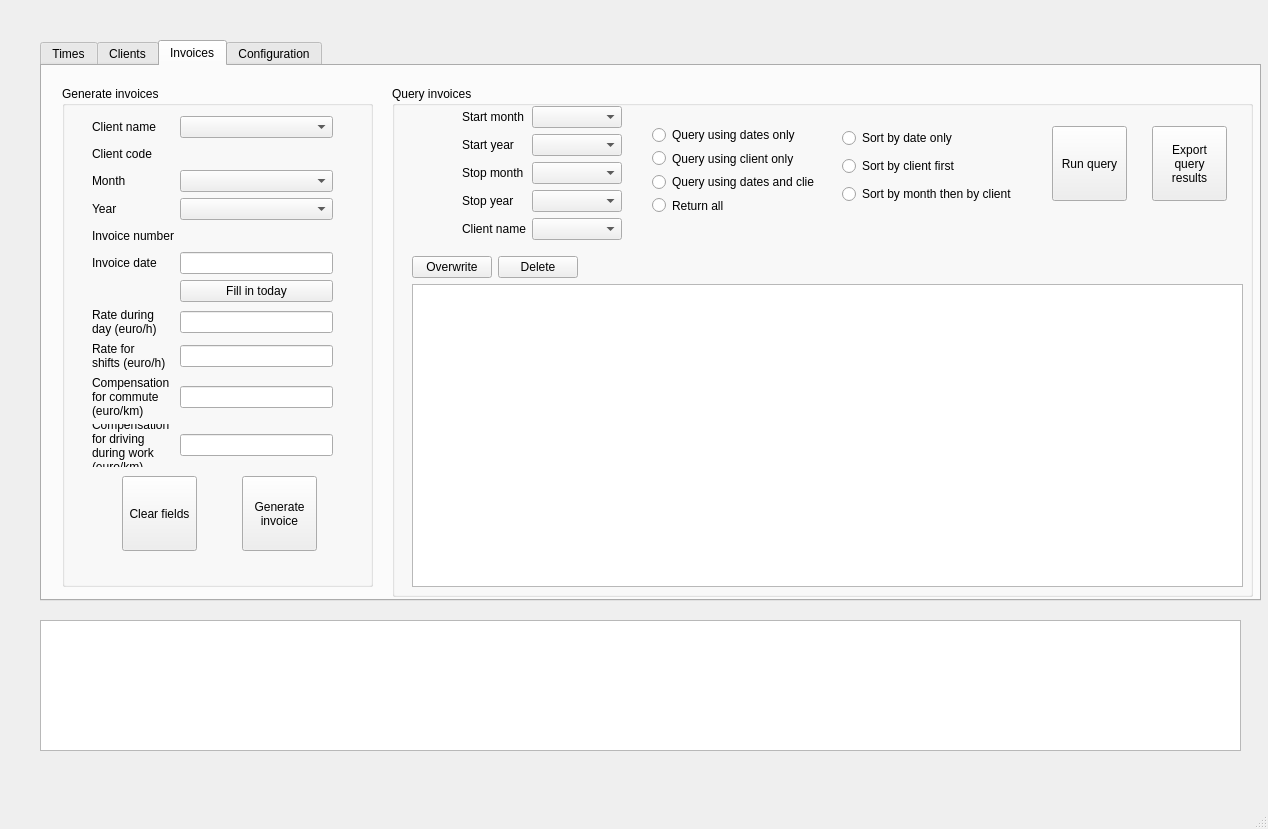
Old version of the form input_files/Qt_ui_files/asap_layout.ui in the repository haroldmeerwaldt/a_simple_accounting_program.
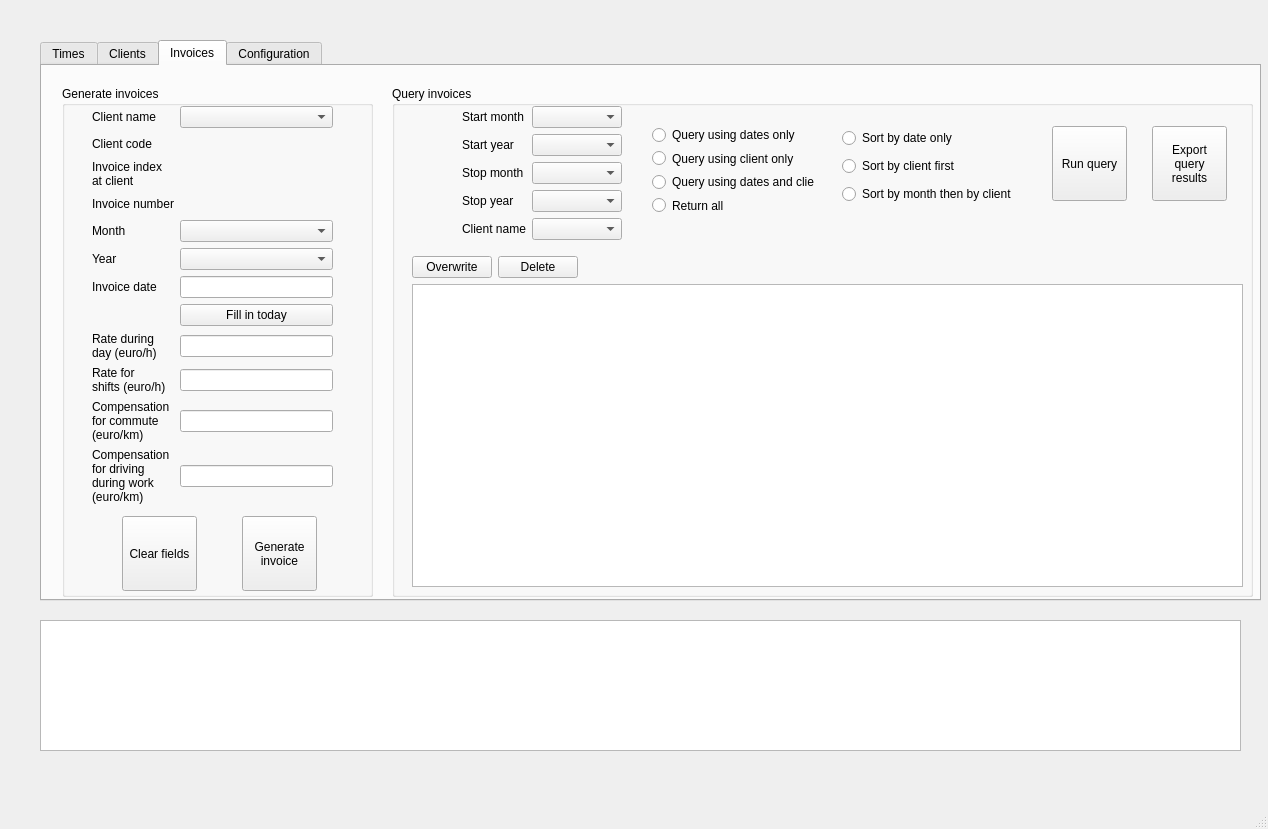
New version of the form.

Commit message: worked on generating invoice number

The edit to the form file:
```diff
--- a/input_files/Qt_ui_files/asap_layout.ui
+++ b/input_files/Qt_ui_files/asap_layout.ui
@@ -830,7 +830,7 @@
         <x>20</x>
         <y>20</y>
         <width>311</width>
-        <height>501</height>
+        <height>511</height>
        </rect>
       </property>
       <property name="title">
@@ -840,7 +840,7 @@
        <property name="geometry">
         <rect>
          <x>180</x>
-         <y>390</y>
+         <y>430</y>
          <width>75</width>
          <height>75</height>
         </rect>
@@ -854,7 +854,7 @@
        <property name="geometry">
         <rect>
          <x>60</x>
-         <y>390</y>
+         <y>430</y>
          <width>75</width>
          <height>75</height>
         </rect>
@@ -867,42 +867,78 @@
        <property name="geometry">
         <rect>
          <x>30</x>
-         <y>30</y>
+         <y>20</y>
          <width>241</width>
-         <height>351</height>
+         <height>399</height>
         </rect>
        </property>
        <layout class="QGridLayout" name="gridLayout_2">
-        <item row="3" column="0">
-         <widget class="QLabel" name="label_day_of_week_3">
+        <item row="1" column="1">
+         <widget class="QLabel" name="info_label_invoices_client_code">
+          <property name="sizePolicy">
+           <sizepolicy hsizetype="Preferred" vsizetype="Fixed">
+            <horstretch>0</horstretch>
+            <verstretch>0</verstretch>
+           </sizepolicy>
+          </property>
+          <property name="minimumSize">
+           <size>
+            <width>0</width>
+            <height>20</height>
+           </size>
+          </property>
           <property name="text">
-           <string>Year</string>
+           <string/>
           </property>
          </widget>
         </item>
-        <item row="2" column="0">
-         <widget class="QLabel" name="label_times_date_3">
+        <item row="10" column="0">
+         <widget class="QLabel" name="label_25">
           <property name="text">
-           <string>Month</string>
+           <string>Compensation
+for commute
+(euro/km)</string>
           </property>
          </widget>
         </item>
-        <item row="4" column="0">
-         <widget class="QLabel" name="label_14">
+        <item row="0" column="0">
+         <widget class="QLabel" name="label_times_client_3">
           <property name="text">
-           <string>Invoice number</string>
+           <string>Client name</string>
           </property>
          </widget>
         </item>
-        <item row="5" column="1">
-         <widget class="QLineEdit" name="lineEdit_invoices_invoice_date"/>
-        </item>
         <item row="7" column="1">
-         <widget class="QLineEdit" name="lineEdit_invoices_rate_during_day"/>
+         <widget class="QPushButton" name="pushButton_invoices_fill_in_today">
+          <property name="text">
+           <string>Fill in today</string>
+          </property>
+         </widget>
         </item>
         <item row="8" column="1">
+         <widget class="QLineEdit" name="lineEdit_invoices_rate_during_day"/>
+        </item>
+        <item row="9" column="1">
          <widget class="QLineEdit" name="lineEdit_invoices_rate_for_shifts"/>
         </item>
+        <item row="6" column="0">
+         <widget class="QLabel" name="label_21">
+          <property name="text">
+           <string>Invoice date</string>
+          </property>
+         </widget>
+        </item>
+        <item row="9" column="0">
+         <widget class="QLabel" name="label_24">
+          <property name="text">
+           <string>Rate for
+shifts (euro/h)</string>
+          </property>
+         </widget>
+        </item>
+        <item row="0" column="1">
+         <widget class="QComboBox" name="comboBox_invoices_client_name"/>
+        </item>
         <item row="1" column="0">
          <widget class="QLabel" name="label_13">
           <property name="text">
@@ -911,23 +947,13 @@
          </widget>
         </item>
         <item row="5" column="0">
-         <widget class="QLabel" name="label_21">
+         <widget class="QLabel" name="label_day_of_week_3">
           <property name="text">
-           <string>Invoice date</string>
+           <string>Year</string>
           </property>
          </widget>
         </item>
-        <item row="0" column="0">
-         <widget class="QLabel" name="label_times_client_3">
-          <property name="text">
-           <string>Client name</string>
-          </property>
-         </widget>
-        </item>
-        <item row="3" column="1">
-         <widget class="QComboBox" name="comboBox_invoices_year"/>
-        </item>
-        <item row="7" column="0">
+        <item row="8" column="0">
          <widget class="QLabel" name="label_27">
           <property name="text">
            <string>Rate during
@@ -935,85 +961,13 @@
           </property>
          </widget>
         </item>
-        <item row="0" column="1">
-         <widget class="QComboBox" name="comboBox_invoices_client_name"/>
-        </item>
-        <item row="1" column="1">
-         <widget class="QLabel" name="info_label_invoices_client_code">
-          <property name="sizePolicy">
-           <sizepolicy hsizetype="Preferred" vsizetype="Fixed">
-            <horstretch>0</horstretch>
-            <verstretch>0</verstretch>
-           </sizepolicy>
-          </property>
-          <property name="minimumSize">
-           <size>
-            <width>0</width>
-            <height>20</height>
-           </size>
-          </property>
-          <property name="text">
-           <string/>
-          </property>
-         </widget>
-        </item>
-        <item row="4" column="1">
-         <widget class="QLabel" name="info_label_invoices_invoice_number">
-          <property name="sizePolicy">
-           <sizepolicy hsizetype="Preferred" vsizetype="Fixed">
-            <horstretch>0</horstretch>
-            <verstretch>0</verstretch>
-           </sizepolicy>
-          </property>
-          <property name="minimumSize">
-           <size>
-            <width>0</width>
-            <height>20</height>
-           </size>
-          </property>
-          <property name="text">
-           <string/>
-          </property>
-         </widget>
-        </item>
-        <item row="6" column="0">
-         <widget class="QLabel" name="label_28">
-          <property name="text">
-           <string/>
-          </property>
-         </widget>
-        </item>
-        <item row="8" column="0">
-         <widget class="QLabel" name="label_24">
-          <property name="text">
-           <string>Rate for
-shifts (euro/h)</string>
-          </property>
-         </widget>
-        </item>
-        <item row="2" column="1">
-         <widget class="QComboBox" name="comboBox_invoices_month"/>
-        </item>
-        <item row="9" column="0">
-         <widget class="QLabel" name="label_25">
-          <property name="text">
-           <string>Compensation
-for commute
-(euro/km)</string>
-          </property>
-         </widget>
-        </item>
         <item row="6" column="1">
-         <widget class="QPushButton" name="pushButton_invoices_fill_in_today">
-          <property name="text">
-           <string>Fill in today</string>
-          </property>
-         </widget>
+         <widget class="QLineEdit" name="lineEdit_invoices_invoice_date"/>
         </item>
-        <item row="9" column="1">
+        <item row="10" column="1">
          <widget class="QLineEdit" name="lineEdit_invoices_compensation_for_commute"/>
         </item>
-        <item row="10" column="0">
+        <item row="11" column="0">
          <widget class="QLabel" name="label_26">
           <property name="text">
            <string>Compensation
@@ -1023,9 +977,88 @@
           </property>
          </widget>
         </item>
-        <item row="10" column="1">
+        <item row="11" column="1">
          <widget class="QLineEdit" name="lineEdit_invoices_compensation_for_driving_during_work"/>
         </item>
+        <item row="7" column="0">
+         <widget class="QLabel" name="label_28">
+          <property name="text">
+           <string/>
+          </property>
+         </widget>
+        </item>
+        <item row="2" column="0">
+         <widget class="QLabel" name="label_33">
+          <property name="sizePolicy">
+           <sizepolicy hsizetype="Preferred" vsizetype="Fixed">
+            <horstretch>0</horstretch>
+            <verstretch>0</verstretch>
+           </sizepolicy>
+          </property>
+          <property name="minimumSize">
+           <size>
+            <width>0</width>
+            <height>20</height>
+           </size>
+          </property>
+          <property name="text">
+           <string>Invoice index
+at client</string>
+          </property>
+         </widget>
+        </item>
+        <item row="4" column="0">
+         <widget class="QLabel" name="label_times_date_3">
+          <property name="text">
+           <string>Month</string>
+          </property>
+         </widget>
+        </item>
+        <item row="3" column="0">
+         <widget class="QLabel" name="label_14">
+          <property name="text">
+           <string>Invoice number</string>
+          </property>
+         </widget>
+        </item>
+        <item row="5" column="1">
+         <widget class="QComboBox" name="comboBox_invoices_year"/>
+        </item>
+        <item row="4" column="1">
+         <widget class="QComboBox" name="comboBox_invoices_month"/>
+        </item>
+        <item row="3" column="1">
+         <widget class="QLabel" name="info_label_invoices_invoice_number">
+          <property name="sizePolicy">
+           <sizepolicy hsizetype="Preferred" vsizetype="Fixed">
+            <horstretch>0</horstretch>
+            <verstretch>0</verstretch>
+           </sizepolicy>
+          </property>
+          <property name="minimumSize">
+           <size>
+            <width>0</width>
+            <height>20</height>
+           </size>
+          </property>
+          <property name="text">
+           <string/>
+          </property>
+         </widget>
+        </item>
+        <item row="2" column="1">
+         <widget class="QLabel" name="info_label_invoices_invoice_index_at_client">
+          <property name="minimumSize">
+           <size>
+            <width>0</width>
+            <height>20</height>
+           </size>
+          </property>
+          <property name="text">
+           <string/>
+          </property>
+         </widget>
+        </item>
        </layout>
       </widget>
      </widget>
```
The commit also changes 9 other files.
